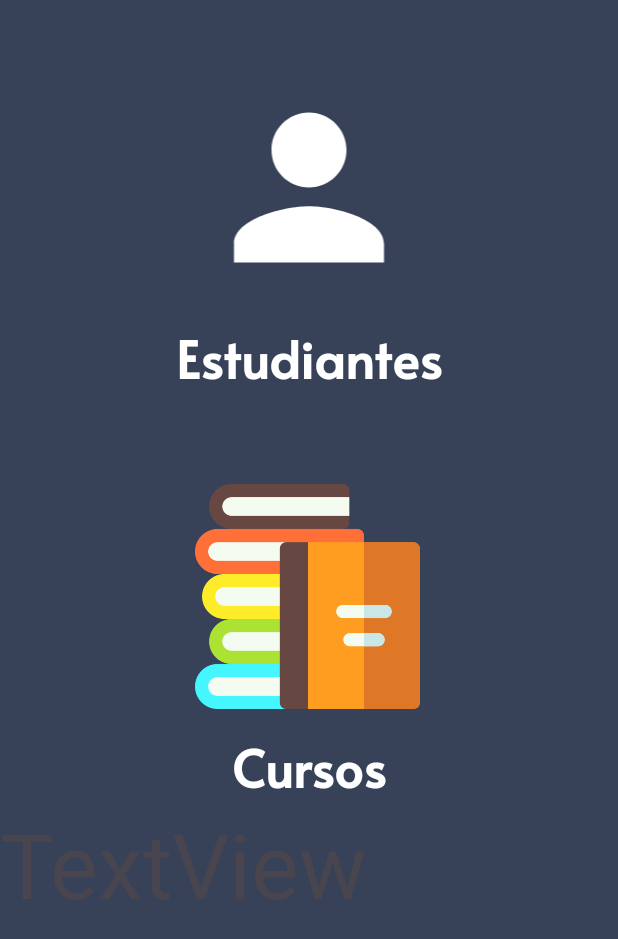
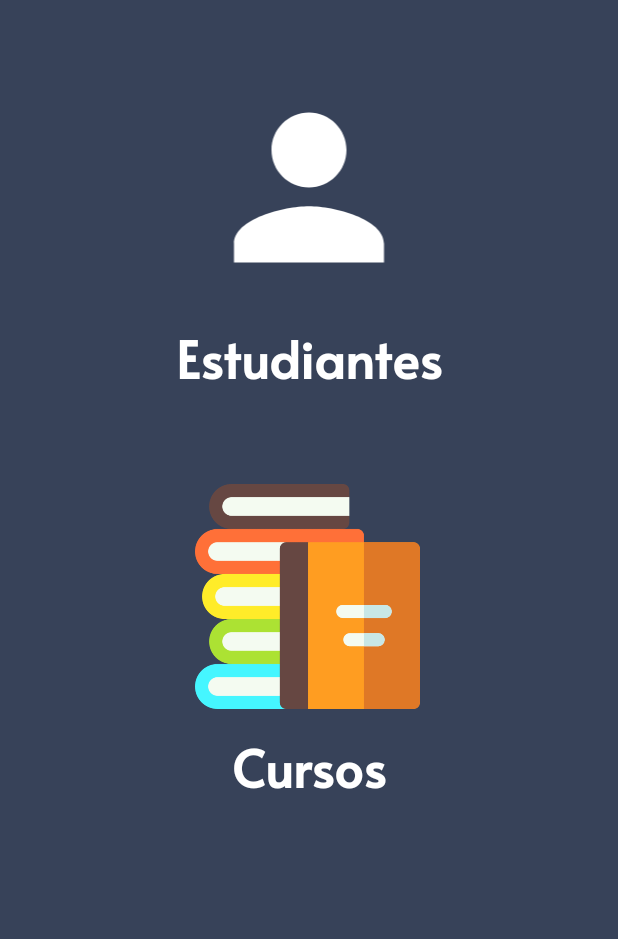
Before and after one commit to paleman2019222/Admin4Teacher, an Android app: the Grado screen opened directly, with no data from a screen before it, on a phone screen of 412 x 824 dp. Shown: the top 939 px of the screen. Run offline under Robolectric (Android 15) with nearby library versions, the phone set to English and light mode, and no system bars; network calls fail; 2 statements that could not run were skipped.

Commit message:
cambios finales y que dios nos agarre confesados
que viva cristo, en el confiamos

```diff
--- a/app/src/main/res/layout/activity_cursos.xml
+++ b/app/src/main/res/layout/activity_cursos.xml
@@ -20,7 +20,7 @@
         android:id="@+id/layout_RV_courses"
         android:layout_width="match_parent"
         android:layout_height="match_parent"
-        android:paddingTop="55dp"/>
+        android:paddingTop="60dp"/>
 
     <com.getbase.floatingactionbutton.FloatingActionsMenu
         android:id="@+id/grupoFabCourse"
--- a/app/src/main/res/layout/activity_grado.xml
+++ b/app/src/main/res/layout/activity_grado.xml
@@ -49,12 +49,5 @@
         android:textStyle="bold"
         app:fontFamily="@font/alata" />
 
-    <TextView
-        android:id="@+id/textView7"
-        android:layout_width="match_parent"
-        android:layout_height="wrap_content"
-        android:text="TextView"
-        android:textSize="60sp" />
-
 
 </LinearLayout>
--- a/app/src/main/res/layout/tarjeta_cursos.xml
+++ b/app/src/main/res/layout/tarjeta_cursos.xml
@@ -4,6 +4,7 @@
     xmlns:tools="http://schemas.android.com/tools"
     android:id="@+id/tarjeta_curso"
     android:layout_width="200dp"
+    android:paddingTop="55dp"
     android:layout_height="200dp"
     app:cardCornerRadius="20dp"
     app:cardElevation="4dp"
```
Also changed, not shown: app/src/main/res/layout/activity_estudiantes.xml (+15 -2 lines), app/src/main/res/layout/fragment_first_fragment.xml (+8 -2 lines).
